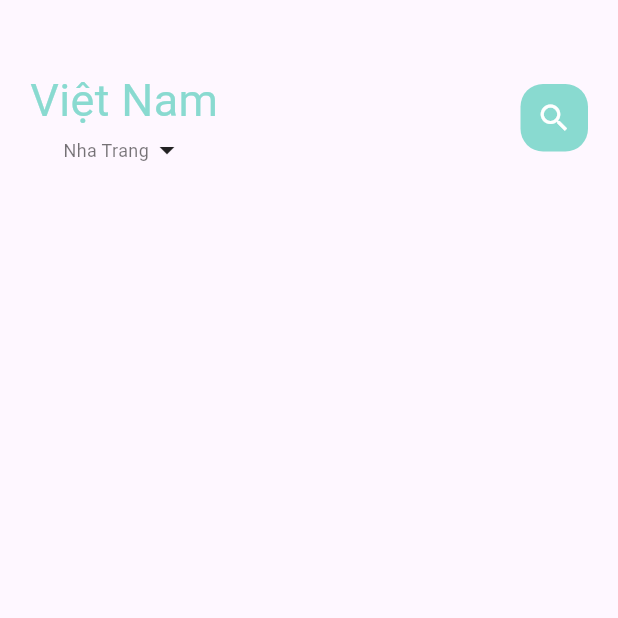
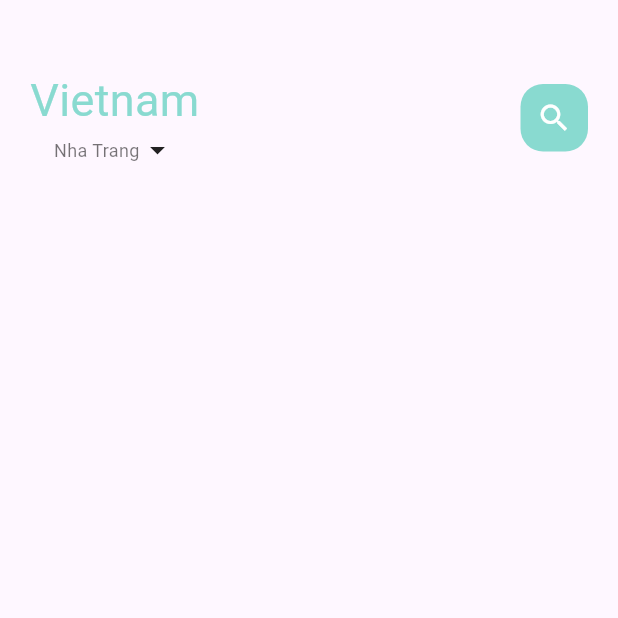
Before and after one commit to phamhuuloc219/e-commerce-app, a Flutter app: the screen it shows after launch, on a phone screen of 412 x 824 dp, the top half of it. Run offline on Flutter 3.47's test engine with Material 3 defaults, Android fonts, the phone set to English and light mode, and no system bars.

Commit message:
fix: rename country

```diff
--- a/lib/home/main_food_page.dart
+++ b/lib/home/main_food_page.dart
@@ -25,7 +25,7 @@ class _MainFoodPageState extends State<MainFoodPage> {
                 children: [
                   Column(
                     children: [
-                      BigText(text: "Việt Nam", color: AppColors.mainColor, size: 30,),
+                      BigText(text: "Vietnam", color: AppColors.mainColor, size: 30,),
                       Row(
                         children: [
                           SmallText(text:"Nha Trang", color: Colors.black54,),
```
